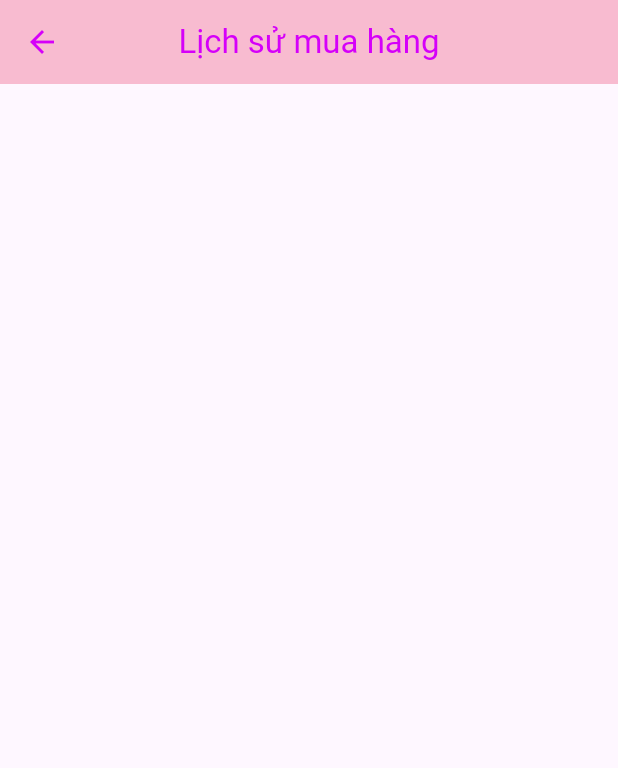
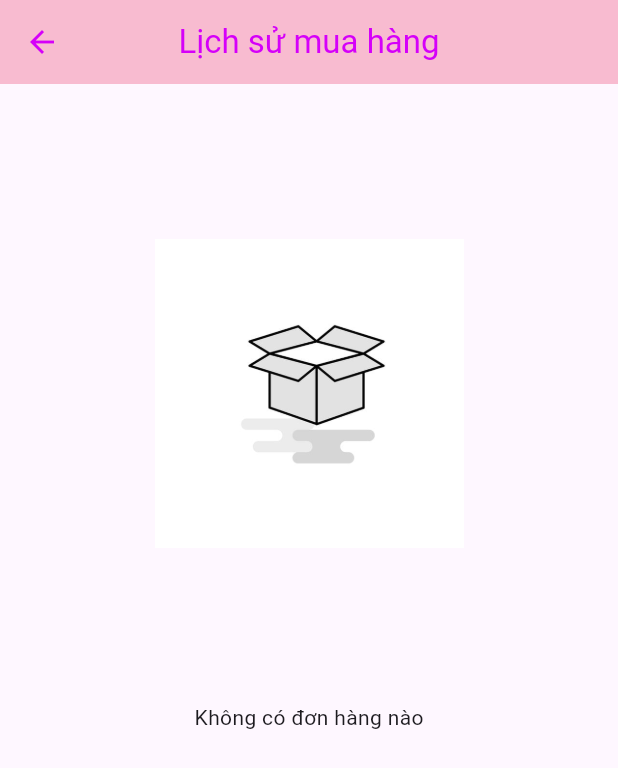
Before and after one commit to phamduykhanh135/fashion-NKH, a Flutter app: the PurchaseHistory screen opened by its route, on a phone screen of 412 x 824 dp. Shown: the top 768 px of the screen. Run offline on Flutter 3.47's test engine with Material 3 defaults, Android fonts, the phone set to English and light mode, and no system bars; our stand-ins replace cloud_firestore, firebase_core; accounts and stored records are empty.

Commit message:
nghia_update

```diff
--- a/lib/model/bills.dart
+++ b/lib/model/bills.dart
@@ -1,7 +1,7 @@
 import 'package:cloud_firestore/cloud_firestore.dart';
 
 class Bills {
-  int mahd;
+  String mahd;
   List<Map<String, dynamic>> items;
   DateTime timestamp;
   double totalAmount;
@@ -20,7 +20,7 @@ class Bills {
   });
 
   factory Bills.fromJson(Map<String, dynamic> json) => Bills(
-        mahd: json["mahd"] ?? 0,
+        mahd: json["mahd"] ?? '',
         items: List<Map<String, dynamic>>.from(json['items'] ?? []),
         timestamp: (json['timestamp'] as Timestamp).toDate(),
         totalAmount: json["totalAmount"] ?? 0,
--- a/lib/model/item_order_status.dart
+++ b/lib/model/item_order_status.dart
@@ -48,7 +48,11 @@ class _Item_StateOrderState extends State<Item_StateOrder> {
                   crossAxisAlignment: CrossAxisAlignment.start,
                   children: [
                     //Tên sản phẩm
-                    Text("${widget.bill.items[0]['name']}",style: TextStyle(fontSize: 18),),
+                    Container(
+                      height: MediaQuery.of(context).size.height/12,
+                      width: MediaQuery.of(context).size.width/2,
+                      child:Text("${widget.bill.items[0]['name']}",style: TextStyle(fontSize: 18),softWrap: true,overflow:TextOverflow.ellipsis ,),
+                    ),
                     //Đơn giá
                     Text("${widget.bill.items[0]['price']} đ",style: TextStyle(fontSize: 15,color: Colors.red),),
                     //Số lượng
--- a/lib/views/detail_bill.dart
+++ b/lib/views/detail_bill.dart
@@ -75,7 +75,11 @@ class _Detail_billState extends State<Detail_bill> {
                         crossAxisAlignment: CrossAxisAlignment.start,
                         children: [
                           //Tên sản phẩm
-                          Text("${widget.bill.items[i]['name']}",style: TextStyle(fontSize: 18),),
+                          Container(
+                            height: MediaQuery.of(context).size.height/12,
+                            width: MediaQuery.of(context).size.width/2,
+                            child:Text("${widget.bill.items[i]['name']}",style: TextStyle(fontSize: 18),softWrap: true,overflow:TextOverflow.ellipsis ,),
+                          ),
                           //Đơn giá
                           Text("${widget.bill.items[i]['price']} đ",style: TextStyle(fontSize: 15,color: Colors.red),),
                           //Số lượng
--- a/lib/views/order_confirmation.dart
+++ b/lib/views/order_confirmation.dart
@@ -63,7 +63,7 @@ class _OrderConfirmationState extends State<OrderConfirmation> {
                             width: MediaQuery.of(context).size.width / 2,
                             height: MediaQuery.of(context).size.height / 2,
                           ),
-                          Text("Không có sản phẩm nào"),
+                          Text("Không có đơn hàng nào"),
                         ],
                       ),
                     ),
--- a/lib/views/order_status.dart
+++ b/lib/views/order_status.dart
@@ -92,7 +92,7 @@ class _OrderStatusState extends State<OrderStatus>
                             width: MediaQuery.of(context).size.width / 2,
                             height: MediaQuery.of(context).size.height / 2,
                           ),
-                          Text("Không có sản phẩm nào"),
+                          Text("Không có đơn hàng nào"),
                         ],
                       ),
                     ),
@@ -140,7 +140,7 @@ class _OrderStatusState extends State<OrderStatus>
                             width: MediaQuery.of(context).size.width / 2,
                             height: MediaQuery.of(context).size.height / 2,
                           ),
-                          Text("Không có sản phẩm nào"),
+                          Text("Không có đơn hàng nào"),
                         ],
                       ),
                     ),
--- a/lib/views/purchase_history.dart
+++ b/lib/views/purchase_history.dart
@@ -52,6 +52,23 @@ class _PurchaseHistoryState extends State<PurchaseHistory> {
       body: SingleChildScrollView(
         child: Column(
           children: [
+            if (bills.every((bill) => bill.bill_state == true))
+              Container(
+                child: Center(
+                  child: Column(
+                    mainAxisAlignment: MainAxisAlignment.center,
+                    children: [
+                      Image.asset(
+                        'assets/img/package.jpg',
+                        width: MediaQuery.of(context).size.width / 2,
+                        height: MediaQuery.of(context).size.height / 2,
+                      ),
+                      Text("Không có đơn hàng nào"),
+                    ],
+                  ),
+                ),
+              )
+            else
             for(int i=0;i<n;i++)
               if(bills[i].bill_state==false)
               GestureDetector(
```
Also changed, not shown: lib/model/item_cancel_order.dart (+7 -2 lines), lib/model/item_order_confirmation.dart (+16 -7 lines), lib/views/cancel_order.dart (+17 -3 lines).
